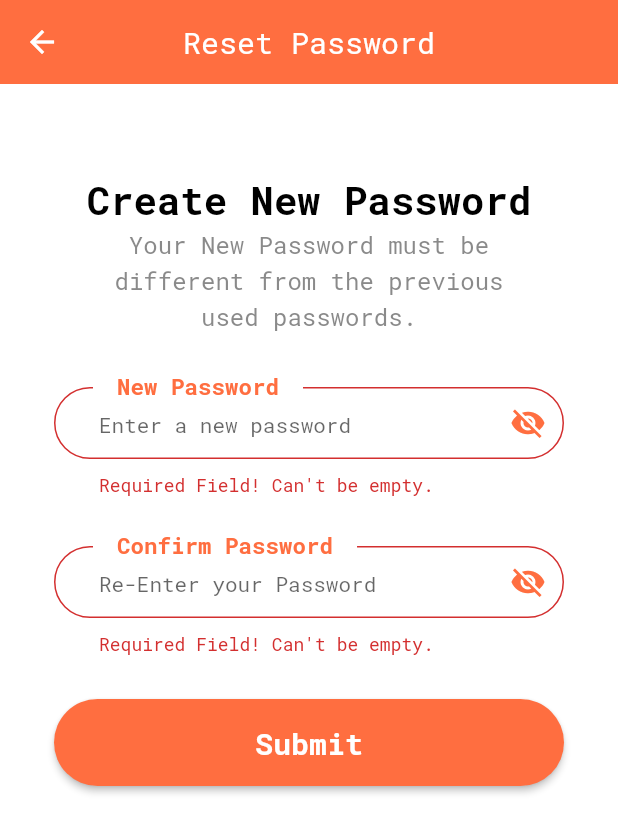
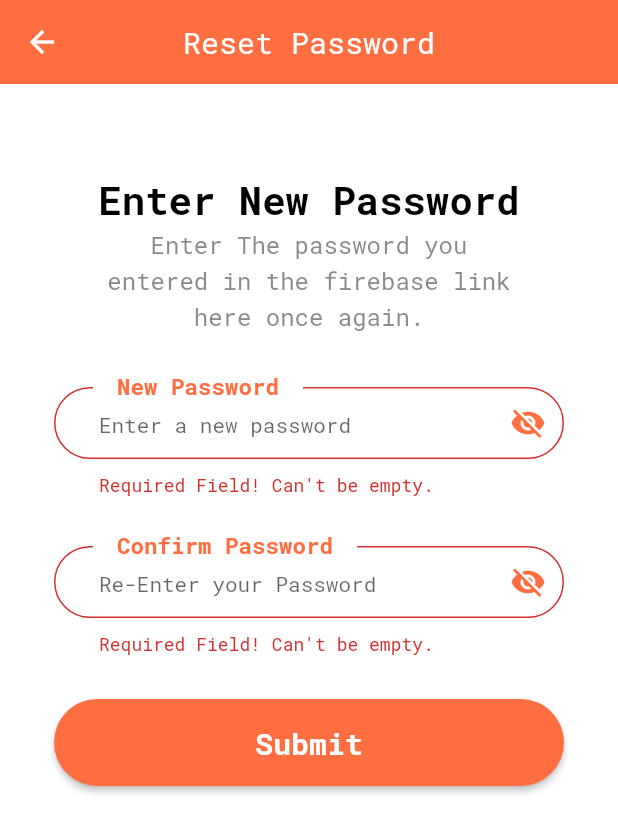
Before and after one commit to Ibrahimfathi96/ShopSavvy, a Flutter app: the ResetPassword screen opened by its route, after a tap on "Submit", on a phone screen of 412 x 824 dp. Shown: the top 833 px of the screen. Run offline on Flutter 3.47's test engine with Material 2 defaults, Android fonts, the phone set to English and light mode, and no system bars; our stand-ins replace dartz, firebase_auth, firebase_core, font_awesome_flutter, get, lottie and 2 more; accounts and stored records are empty; network calls fail; statements that could not run were skipped; project files that could hold a hidden picture were left out.

Commit message:
[FEATURE] reset password for email

```diff
--- a/lib/controller/auth/reset_password_controller.dart
+++ /dev/null
@@ -1,56 +0,0 @@
-import 'package:flutter/cupertino.dart';
-import 'package:get/get.dart';
-import 'package:shop_savvy/view/screen/auth/forget_password/reset_password_success.dart';
-
-abstract class ResetPasswordController extends GetxController{
-  resetPassword();
-  goToResetPasswordSuccessfully();
-  showPassword1();
-  showPassword2();
-}
-
-class ResetPasswordControllerImp extends ResetPasswordController{
-  late TextEditingController newPassword;
-  late TextEditingController confirmPassword;
-  GlobalKey<FormState> formKey = GlobalKey<FormState>();
-  bool isVisible1 = true;
-  bool isVisible2 = true;
-
-  @override
-  showPassword1(){
-    isVisible1 = isVisible1 == true? false:true;
-    update();
-  }
-  @override
-  showPassword2(){
-    isVisible2 = isVisible2 == true? false:true;
-    update();
-  }
-  @override
-  void onInit() {
-    newPassword = TextEditingController();
-    confirmPassword = TextEditingController();
-    super.onInit();
-  }
-  @override
-  void dispose() {
-    newPassword.dispose();
-    confirmPassword.dispose();
-    super.dispose();
-  }
-  @override
-  resetPassword() {
-  }
-
-  @override
-  goToResetPasswordSuccessfully() {
-    var formData = formKey.currentState;
-    if(formData!.validate()){
-      Get.offNamed(ResetPasswordSuccessfully.routeName);
-      debugPrint("Valid");
-    }else{
-      debugPrint("Not Valid");
-    }
-  }
-
-}
--- /dev/null
+++ b/lib/controller/forget_password/reset_password_controller.dart
@@ -0,0 +1,104 @@
+import 'package:flutter/material.dart';
+import 'package:get/get.dart';
+import 'package:shop_savvy/core/class/status_request.dart';
+import 'package:shop_savvy/core/functions/handling_data.dart';
+import 'package:shop_savvy/data/data_source/remote/forget_password/reset_password.dart';
+import 'package:shop_savvy/view/screen/auth/forget_password/reset_password_success.dart';
+
+abstract class ResetPasswordController extends GetxController {
+  resetPassword();
+
+  goToResetPasswordSuccessfully();
+
+  showPassword1();
+
+  showPassword2();
+}
+
+class ResetPasswordControllerImp extends ResetPasswordController {
+  late TextEditingController newPassword;
+  late TextEditingController confirmPassword;
+  GlobalKey<FormState> formKey = GlobalKey<FormState>();
+  bool isVisible1 = true;
+  bool isVisible2 = true;
+  ResetPasswordData resetPasswordData = ResetPasswordData(Get.find());
+  StatusRequest? statusRequest;
+  String? email;
+
+  @override
+  showPassword1() {
+    isVisible1 = isVisible1 == true ? false : true;
+    update();
+  }
+
+  @override
+  showPassword2() {
+    isVisible2 = isVisible2 == true ? false : true;
+    update();
+  }
+
+  @override
+  void onInit() {
+    newPassword = TextEditingController();
+    confirmPassword = TextEditingController();
+    email = Get.arguments['email'];
+    super.onInit();
+  }
+
+  @override
+  void dispose() {
+    newPassword.dispose();
+    confirmPassword.dispose();
+    super.dispose();
+  }
+
+  @override
+  resetPassword() async {
+    var formData = formKey.currentState;
+    if (newPassword.text != confirmPassword.text) {
+      return Get.defaultDialog(
+          title: "Warning!", middleText: "Password not match.");
+    }
+    if (formData!.validate()) {
+      statusRequest = StatusRequest.loading;
+      update();
+      var response = await resetPasswordData.postData(email!, newPassword.text);
+      statusRequest = handlingData(response);
+      if (StatusRequest.success == statusRequest) {
+        if (response['status'] == 'success') {
+          // if we only use api verification , here we should navigate
+          goToResetPasswordSuccessfully();
+          debugPrint("Success");
+        } else {
+          Get.defaultDialog(
+              title: "Warning!",
+              middleText: ("Something went wrong, try again later."),
+              actions: [
+                ElevatedButton(
+                  onPressed: () {
+                    Get.back();
+                  },
+                  child: const Text("Ok"),
+                ),
+              ]);
+          statusRequest = StatusRequest.failure;
+        }
+      }
+      update();
+      debugPrint("Valid");
+    } else {
+      debugPrint("Not Valid");
+    }
+  }
+
+  @override
+  goToResetPasswordSuccessfully() {
+    var formData = formKey.currentState;
+    if (formData!.validate()) {
+      Get.offNamed(ResetPasswordSuccessfully.routeName);
+      debugPrint("Valid");
+    } else {
+      debugPrint("Not Valid");
+    }
+  }
+}
--- a/lib/core/localization/translations.dart
+++ b/lib/core/localization/translations.dart
@@ -41,7 +41,7 @@ class MyTranslations extends Translations {
           "35":"اذهب لتسجيل الدخول",
           "36":"نسيت كلمة المرور",
           "37":"نسيت كلمة المرور الخاصة بك؟",
-          "38":"من فضلك قم بإدخال البريد الإلكتروني لتلقي كود التفعيل.",
+          "38":"من فضلك قم بإدخال البريد الالكتروني لتلقي رسالة إعادة تغيير كلمة المرور.",
           "39":"تحقق من البريد الإلكتروني",
           "40":"تتذكر كلمة المرور؟  ",
           "41":"إعادة تعيين كلمة المرور",
@@ -102,12 +102,12 @@ class MyTranslations extends Translations {
           "35":"Go To Sign-In",
           "36":"Forgotten Password",
           "37":"Forgot Your Password?",
-          "38":"Please Enter your email address below to receive a verification code.",
-          "39":"Check Email",
+          "38":"Please Enter your Email Address below to receive a reset password link.",
+          "39":"Check Email Address",
           "40":"Remember your Password? ",
           "41":"Reset Password",
-          "42":"Create New Password",
-          "43":"Your New Password must be different from the previous used passwords.",
+          "42":"Enter New Password",
+          "43":"Enter The password you entered in the firebase link here once again.",
           "44":"Enter a new password",
           "45":"New Password",
           "46":"Re-Enter your Password",
--- a/lib/view/screen/auth/forget_password/reset_password.dart
+++ b/lib/view/screen/auth/forget_password/reset_password.dart
@@ -1,6 +1,7 @@
 import 'package:flutter/material.dart';
 import 'package:get/get.dart';
-import 'package:shop_savvy/controller/auth/reset_password_controller.dart';
+import 'package:shop_savvy/controller/forget_password/reset_password_controller.dart';
+import 'package:shop_savvy/core/class/status_request.dart';
 import 'package:shop_savvy/core/functions/valid_input.dart';
 import 'package:shop_savvy/view/widget/auth/auth_body_text.dart';
 import 'package:shop_savvy/view/widget/auth/auth_title_text.dart';
@@ -22,8 +23,13 @@ class ResetPassword extends StatelessWidget {
         elevation: 0,
         title: Text("41".tr),
       ),
-      body: GetBuilder<ResetPasswordControllerImp>(builder: (controller) {
-        return Container(
+      body: GetBuilder<ResetPasswordControllerImp>(
+          builder: (controller) =>
+              controller.statusRequest == StatusRequest.loading
+                  ? const Center(
+                      child: Text("loading..."),
+                    )
+                  : Container(
                       padding: const EdgeInsets.symmetric(horizontal: 36.0),
                       child: Form(
                         key: controller.formKey,
@@ -85,8 +91,7 @@ class ResetPassword extends StatelessWidget {
                           ],
                         ),
                       ),
-        );
-      }),
+                    )),
     );
   }
 }
--- a/lib/view/screen/auth/forget_password/reset_password_success.dart
+++ b/lib/view/screen/auth/forget_password/reset_password_success.dart
@@ -1,6 +1,6 @@
 import 'package:flutter/material.dart';
 import 'package:get/get.dart';
-import 'package:shop_savvy/controller/auth/fp_success_controller.dart';
+import 'package:shop_savvy/controller/forget_password/fp_success_controller.dart';
 import 'package:shop_savvy/view/widget/auth/cutom_auth_button.dart';
 
 class ResetPasswordSuccessfully extends StatelessWidget {
--- a/lib/view/screen/auth/sign_up/verify_code_sign_up.dart
+++ b/lib/view/screen/auth/sign_up/verify_code_sign_up.dart
@@ -57,6 +57,7 @@ class SignUpVerifyCode extends StatelessWidget {
               onCompleted: (code) {
                 debugPrint(code);
                 controller.verifyOtp(code);
+                controller.goToSignUpSuccess();
               },
             ),
             SizedBox(
```
Also changed, not shown: lib/controller/auth/forget_password_controller.dart (deleted, +0 -53 lines), lib/controller/auth/fp_verify_code_controller.dart (deleted, +0 -21 lines), lib/controller/forget_password/forget_password_controller.dart (added, +149 -0 lines), lib/controller/forget_password/fp_verify_code_controller.dart (added, +41 -0 lines), lib/view/screen/auth/forget_password/forget_password.dart (+14 -7 lines), lib/view/screen/auth/forget_password/verify_code_forget_pass.dart (+30 -3 lines), lib/controller/forget_password/fp_success_controller.dart (renamed from lib/controller/auth/fp_success_controller.dart). Lines whose indentation alone changed are shown as unchanged.
